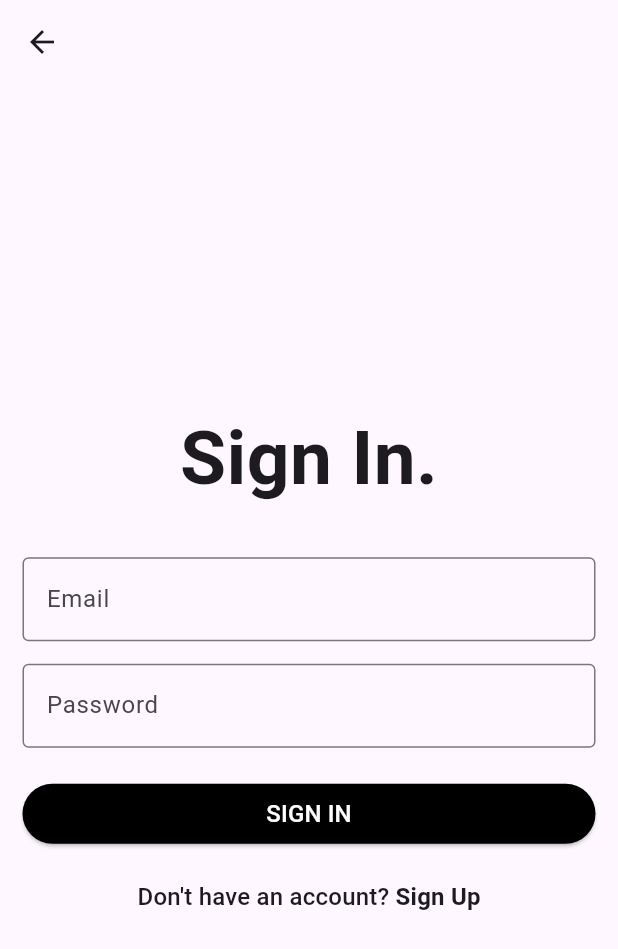
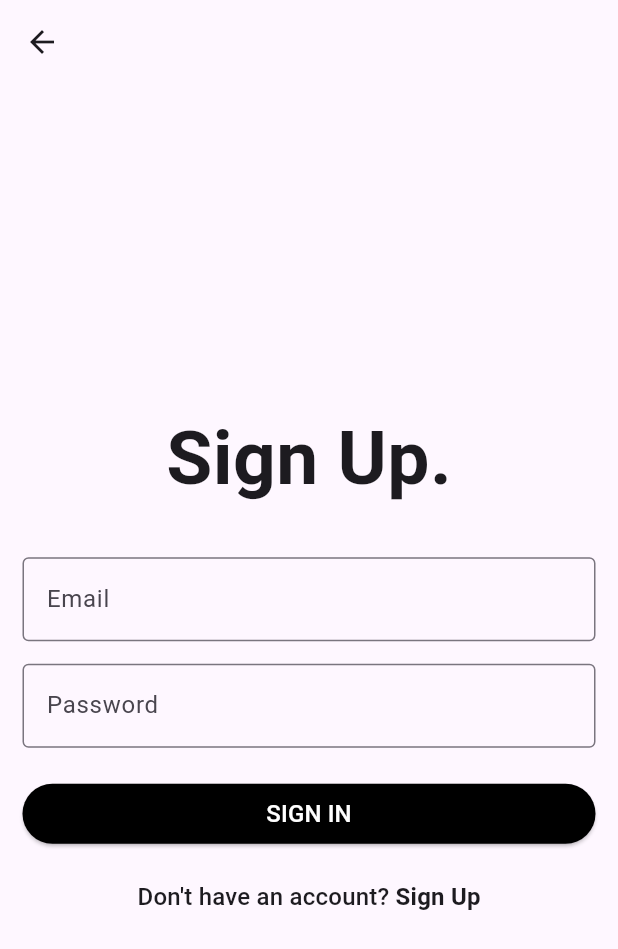
Before and after one commit to jaylodha10/Newsapp, a Flutter app: the LoginPage screen opened directly, on a phone screen of 412 x 824 dp. Shown: the top 949 px of the screen. Run offline on Flutter 3.47's test engine with Material 3 defaults, Android fonts, the phone set to English and light mode, and no system bars; our stand-ins replace cached_network_image, carousel_slider, firebase_auth, firebase_core, shimmer, smooth_page_indicator; missing offline and left inert: flutter_inappwebview; accounts and stored records are empty.

Commit message:
updated colors2

```diff
--- a/lib/pages/login_page.dart
+++ b/lib/pages/login_page.dart
@@ -45,7 +45,7 @@ class _LoginPageState extends State<LoginPage> {
             mainAxisAlignment: MainAxisAlignment.center,
             children: [
               const Text(
-                'Sign In.',
+                'Sign Up.',
                 style: TextStyle(
                   fontSize: 50,
                   fontWeight: FontWeight.bold,
```
